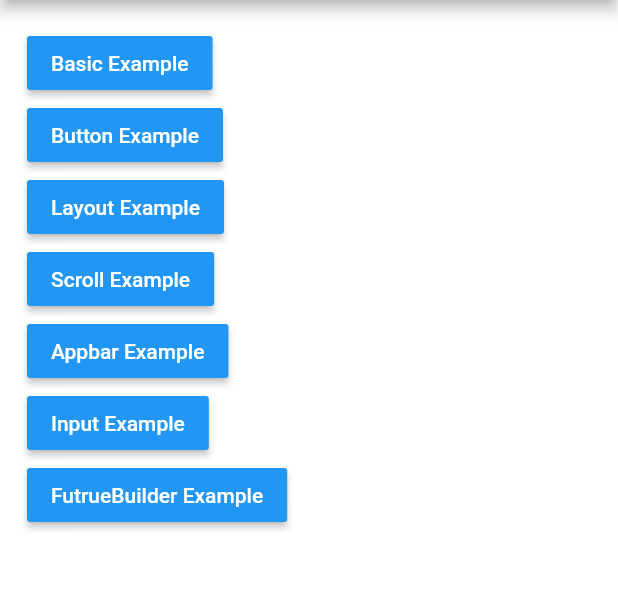
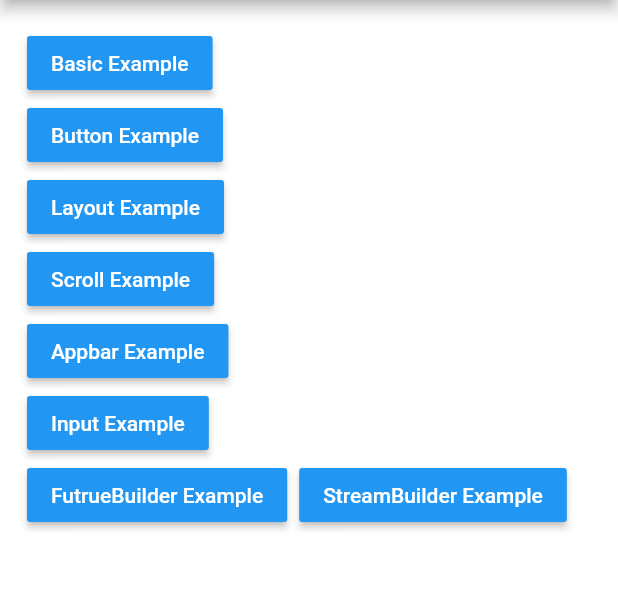
Before and after one commit to kwcho7/FlutterDemo, a Flutter app: the screen it shows after launch, on a phone screen of 412 x 824 dp, the part 84-674 px from its top. Run offline on Flutter 3.47's test engine with Material 2 defaults, Android fonts, the phone set to English and light mode, and no system bars.

Commit message:
added. stream builder example.

```diff
--- a/lib/main.dart
+++ b/lib/main.dart
@@ -1,6 +1,7 @@
 import 'package:flutter/material.dart';
 import 'package:flutter_app_demo/appbar/sliver_appbar_page.dart';
 import 'package:flutter_app_demo/async/future_builder_page.dart';
+import 'package:flutter_app_demo/async/stream_builder_page.dart';
 import 'package:flutter_app_demo/scroll/scroll_page.dart';
 
 import 'basic/basic_page.dart';
@@ -31,24 +32,19 @@ class MyHomePage extends StatefulWidget {
   _MyHomePageState createState() => _MyHomePageState();
 }
 
-enum TestPage{
-  main, buttons, basic, layout, scroll, appbar, input, future
-}
+enum TestPage { main, buttons, basic, layout, scroll, appbar, input, async }
 
 class _MyHomePageState extends State<MyHomePage> {
-
   TestPage _testPage = TestPage.main;
 
   @override
   Widget build(BuildContext context) {
     return Scaffold(
-        appBar: resolveAppBar(_testPage),
-        body: resolveWidget(_testPage)
-    );
+        appBar: resolveAppBar(_testPage), body: resolveWidget(_testPage));
   }
 
   AppBar resolveAppBar(TestPage testPage) {
-    switch(testPage){
+    switch (testPage) {
       case TestPage.main:
         return AppBar(
           title: Text("Flutter Demo"),
@@ -59,15 +55,15 @@ class _MyHomePageState extends State<MyHomePage> {
       case TestPage.scroll:
       case TestPage.appbar:
       case TestPage.input:
-      case TestPage.future:
+      case TestPage.async:
         return null;
       default:
         throw Exception("not supported testPage.$testPage");
     }
   }
 
-  Widget resolveWidget(TestPage testPage){
-    switch(testPage){
+  Widget resolveWidget(TestPage testPage) {
+    switch (testPage) {
       case TestPage.main:
         return _mainExample(context);
       case TestPage.buttons:
@@ -82,14 +78,14 @@ class _MyHomePageState extends State<MyHomePage> {
         return SliverAppbarPage();
       case TestPage.input:
         return TextFieldPage();
-      case TestPage.future:
-        return FutureBuilderPage();
+      case TestPage.async:
+        return _asyncWidget(context);
       default:
         throw Exception("not supported testPage.$testPage");
     }
   }
 
-  Widget _mainExample(BuildContext context){
+  Widget _mainExample(BuildContext context) {
     return Container(
         color: Colors.white,
         alignment: Alignment.topLeft,
@@ -105,18 +101,17 @@ class _MyHomePageState extends State<MyHomePage> {
                 _scrollExample(context),
                 _appbarExample(context),
                 _inputPageExample(context),
-               _futureBuilderPageExample(context),
+                _asyncWidget(context),
               ],
             ),
           ),
-        )
-    );
+        ));
   }
 
-  Widget _basicExample(BuildContext context){
+  Widget _basicExample(BuildContext context) {
     return RaisedButton(
-      onPressed: (){
-        Navigator.push(context, MaterialPageRoute(builder: (context){
+      onPressed: () {
+        Navigator.push(context, MaterialPageRoute(builder: (context) {
           return BasicPage();
         }));
       },
@@ -151,7 +146,6 @@ class _MyHomePageState extends State<MyHomePage> {
       child: Text("Layout Example"),
     );
   }
-
 
   Widget _scrollExample(BuildContext context) {
     return RaisedButton(
@@ -192,6 +186,21 @@ class _MyHomePageState extends State<MyHomePage> {
     );
   }
 
+  Widget _asyncWidget(BuildContext context) {
+    return SingleChildScrollView(
+      scrollDirection: Axis.horizontal,
+      child: Row(
+        children: <Widget>[
+          _futureBuilderPageExample(context),
+          SizedBox(
+            width: 8,
+          ),
+          _streamBuilderPageExample(context),
+        ],
+      ),
+    );
+  }
+
   Widget _futureBuilderPageExample(BuildContext context) {
     return RaisedButton(
       onPressed: () {
@@ -204,4 +213,17 @@ class _MyHomePageState extends State<MyHomePage> {
       child: Text("FutrueBuilder Example"),
     );
   }
+
+  Widget _streamBuilderPageExample(BuildContext context) {
+    return RaisedButton(
+      onPressed: () {
+        Navigator.push(context, MaterialPageRoute(builder: (context) {
+          return StreamBuilderPage();
+        }));
+      },
+      color: Colors.blue,
+      textColor: Colors.white,
+      child: Text("StreamBuilder Example"),
+    );
   }
+}
```
Also changed, not shown: lib/async/stream_builder_page.dart (added, +75 -0 lines). Lines whose indentation alone changed are shown as unchanged.
